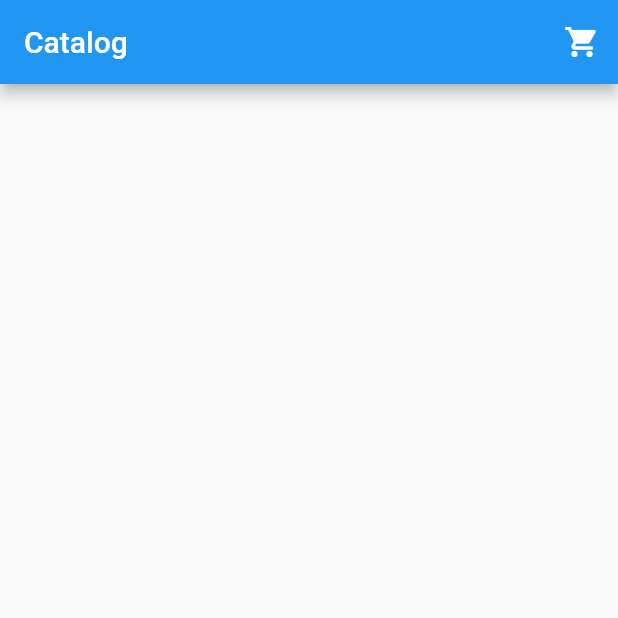
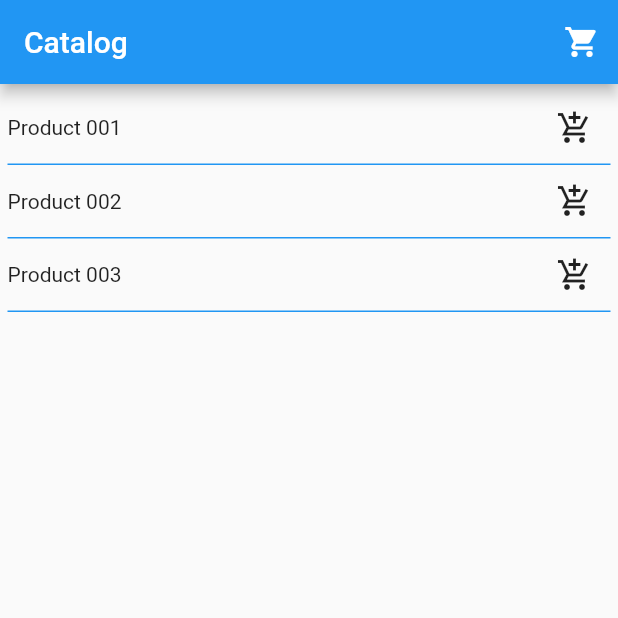
Before and after one commit to marwan-rashed/tutorial_flutter, a Flutter app: the Catalog screen opened directly, on a phone screen of 412 x 824 dp, the top half of it. Run offline on Flutter 3.47's test engine with Material 2 defaults, Android fonts, the phone set to English and light mode, and no system bars.

Commit message:
Add catalog basic UI

```diff
--- a/lib/catalog.dart
+++ b/lib/catalog.dart
@@ -5,6 +5,8 @@ import 'cart.dart';
 
 class Catalog extends StatelessWidget {
   const Catalog({Key? key}) : super(key: key);
+
+  static const products = ['Product 001', 'Product 002', 'Product 003'];
 
   @override
   Widget build(BuildContext context) {
@@ -24,7 +26,33 @@ class Catalog extends StatelessWidget {
             ),
           ],
         ),
-      body: Center(child: Center()),
-    );
+        body: Padding(
+          padding: EdgeInsets.all(5),
+          child: FractionallySizedBox(
+              widthFactor: 1,
+              child: ListView.builder(
+                itemCount: products.length,
+                itemBuilder: (context, index) {
+                  return FractionallySizedBox(
+                      widthFactor: 1,
+                      child: Container(
+                        decoration: BoxDecoration(
+                            border: Border(
+                                bottom: BorderSide(
+                                    color: Colors.blue, width: 1.0))),
+                        child: Row(
+                          mainAxisAlignment: MainAxisAlignment.spaceBetween,
+                          children: [
+                            Text(products[index]),
+                            IconButton(
+                              icon: Icon(Icons.add_shopping_cart_sharp),
+                              onPressed: () => {},
+                            ),
+                          ],
+                        ),
+                      ));
+                },
+              )),
+        ));
   }
 }
```
Lines whose indentation alone changed are shown as unchanged.
